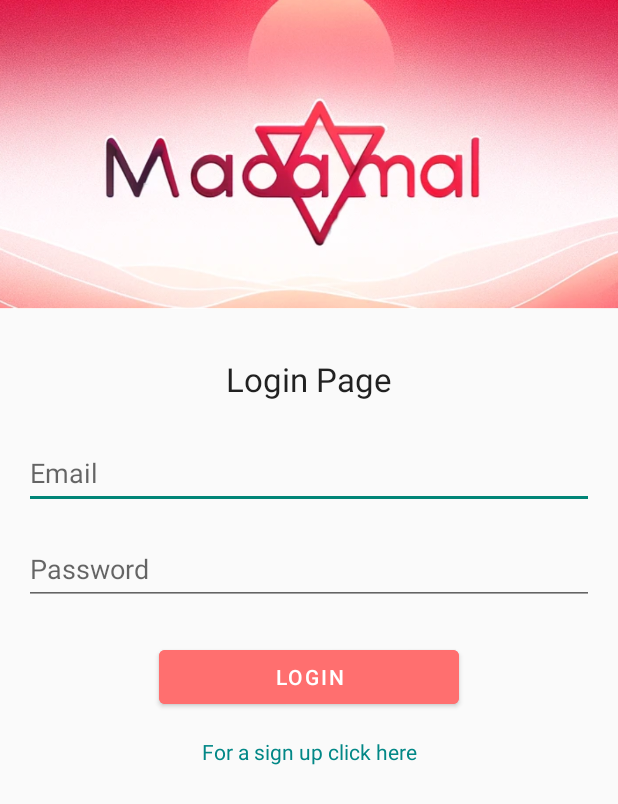
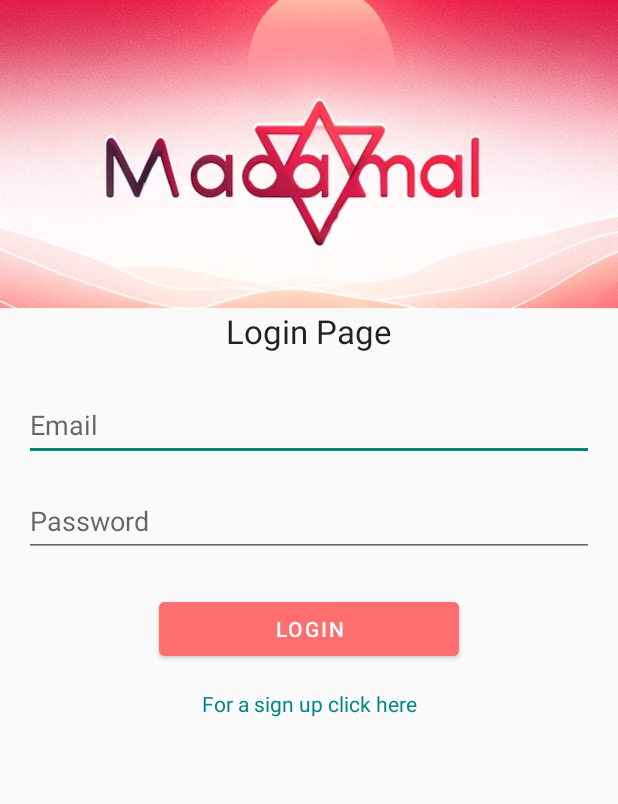
Before and after one commit to harelush/MadaMal-mobile, an Android app built with Jetpack Compose: the screen it shows after launch (LoginActivity), on a phone screen of 412 x 824 dp. Shown: the top 804 px of the screen. Run offline under Robolectric (Android 15) with nearby library versions, the phone set to English and light mode, and no system bars; libraries missing offline, so code that uses them is left out: com.wajahatkarim3.easyvalidation.

Commit message:
fix: converted activity to fragments

```diff
--- a/app/src/main/java/com/harelshaigal/madamal/LoginActivity.kt
+++ b/app/src/main/java/com/harelshaigal/madamal/LoginActivity.kt
@@ -2,8 +2,8 @@ package com.harelshaigal.madamal
 
 import android.os.Bundle
 import androidx.appcompat.app.AppCompatActivity
+import androidx.fragment.app.Fragment
 import com.harelshaigal.madamal.databinding.ActivityLoginBinding
-import com.wajahatkarim3.easyvalidation.core.view_ktx.validator
 
 class LoginActivity : AppCompatActivity() {
     private lateinit var binding: ActivityLoginBinding
@@ -13,33 +13,19 @@ class LoginActivity : AppCompatActivity() {
         binding = ActivityLoginBinding.inflate(layoutInflater)
         setContentView(binding.root)
 
-        binding.loginLoginButton.setOnClickListener {
-            validateEmailAndPassword()
+        // Initialize with the LoginFragment
+        if (savedInstanceState == null) {
+            supportFragmentManager.beginTransaction()
+                .replace(R.id.fragment_container, LoginFragment())
+                .commit()
         }
     }
 
-    private fun validateEmailAndPassword() {
-        val isEmailValid = binding.loginEmailEditText.validator()
-            .nonEmpty()
-            .validEmail()
-            .addErrorCallback {
-                binding.loginEmailEditText.error = it
-            }
-            .check()
-
-        val isPasswordValid = binding.loginPasswordEditText.validator()
-            .nonEmpty()
-            .atleastOneNumber()
-            .atleastOneSpecialCharacters()
-            .atleastOneUpperCase()
-            .addErrorCallback {
-                binding.loginPasswordEditText.error = it
-            }
-            .check()
-
-
-        if (isEmailValid && isPasswordValid) {
-            // Both fields are valid, proceed with the next steps
-        }
+    // Function to replace fragments
+    fun replaceFragment(fragment: Fragment) {
+        supportFragmentManager.beginTransaction()
+            .replace(R.id.fragment_container, fragment)
+            .addToBackStack(null) // Add transaction to the back stack for proper back navigation
+            .commit()
     }
 }
--- /dev/null
+++ b/app/src/main/java/com/harelshaigal/madamal/LoginFragment.kt
@@ -0,0 +1,68 @@
+package com.harelshaigal.madamal
+
+import android.os.Bundle
+import android.view.LayoutInflater
+import android.view.View
+import android.view.ViewGroup
+import androidx.fragment.app.Fragment
+import com.harelshaigal.madamal.databinding.FragmentLoginBinding
+import com.wajahatkarim3.easyvalidation.core.view_ktx.validator
+
+class LoginFragment : Fragment() {
+
+    private var _binding: FragmentLoginBinding? = null
+
+    // This property is only valid between onCreateView and onDestroyView.
+    private val binding get() = _binding!!
+
+    override fun onCreateView(
+        inflater: LayoutInflater,
+        container: ViewGroup?,
+        savedInstanceState: Bundle?
+    ): View {
+        _binding = FragmentLoginBinding.inflate(inflater, container, false)
+        return binding.root
+    }
+
+    override fun onViewCreated(view: View, savedInstanceState: Bundle?) {
+        super.onViewCreated(view, savedInstanceState)
+
+        binding.loginLoginButton.setOnClickListener {
+            validateEmailAndPassword()
+        }
+
+        binding.loginSignUpLink.setOnClickListener {
+            // Navigate to RegisterFragment
+            (activity as? LoginActivity)?.replaceFragment(RegisterFragment())
+        }
+    }
+
+    private fun validateEmailAndPassword() {
+        val isEmailValid = binding.loginEmailEditText.validator()
+            .nonEmpty()
+            .validEmail()
+            .addErrorCallback {
+                binding.loginEmailEditText.error = it
+            }
+            .check()
+
+        val isPasswordValid = binding.loginPasswordEditText.validator()
+            .nonEmpty()
+            .atleastOneNumber()
+            .atleastOneSpecialCharacters()
+            .atleastOneUpperCase()
+            .addErrorCallback {
+                binding.loginPasswordEditText.error = it
+            }
+            .check()
+
+        if (isEmailValid && isPasswordValid) {
+            // Proceed with login logic or next steps
+        }
+    }
+
+    override fun onDestroyView() {
+        super.onDestroyView()
+        _binding = null // Clear the binding when the view is destroyed
+    }
+}
--- a/app/src/main/res/layout/activity_login.xml
+++ b/app/src/main/res/layout/activity_login.xml
@@ -7,84 +7,22 @@
     tools:context=".LoginActivity">
 
     <ImageView
-        android:id="@+id/login_imageView"
+        android:id="@+id/login_headerImageView"
         android:layout_width="match_parent"
         android:layout_height="0dp"
         android:contentDescription="@string/header_image"
         android:scaleType="centerCrop"
-        app:layout_constraintBottom_toTopOf="@+id/login_loginTitle"
+        app:layout_constraintTop_toTopOf="parent"
+        app:layout_constraintBottom_toTopOf="@id/fragment_container"
         app:layout_constraintEnd_toEndOf="parent"
         app:layout_constraintHeight_percent="0.25"
         app:layout_constraintStart_toStartOf="parent"
-        app:layout_constraintTop_toTopOf="parent"
         app:srcCompat="@drawable/header" />
 
-    <TextView
-        android:id="@+id/login_loginTitle"
-        android:layout_width="wrap_content"
-        android:layout_height="wrap_content"
-        android:layout_marginStart="16dp"
-        android:layout_marginTop="32dp"
-        android:layout_marginEnd="16dp"
-        android:text="@string/login_page"
-        android:textAppearance="@style/TextAppearance.AppCompat.Large"
-        app:layout_constraintEnd_toEndOf="parent"
-        app:layout_constraintStart_toStartOf="parent"
-        app:layout_constraintTop_toBottomOf="@id/login_imageView" />
-
-    <EditText
-        android:id="@+id/login_emailEditText"
-        android:layout_width="0dp"
-        android:layout_height="48dp"
-        android:layout_marginStart="16dp"
-        android:layout_marginTop="24dp"
-        android:layout_marginEnd="16dp"
-        android:hint="@string/email"
-        android:inputType="textEmailAddress"
-        app:layout_constraintEnd_toEndOf="parent"
-        app:layout_constraintStart_toStartOf="parent"
-        app:layout_constraintTop_toBottomOf="@id/login_loginTitle"
-        android:autofillHints="@string/email" />
-
-    <EditText
-        android:id="@+id/login_passwordEditText"
-        android:layout_width="0dp"
-        android:layout_height="48dp"
-        android:layout_marginStart="16dp"
-        android:layout_marginTop="16dp"
-        android:layout_marginEnd="16dp"
-        android:hint="@string/password"
-        android:inputType="textPassword"
-        app:layout_constraintEnd_toEndOf="parent"
-        app:layout_constraintStart_toStartOf="parent"
-        app:layout_constraintTop_toBottomOf="@id/login_emailEditText"
-        android:autofillHints="@string/password" />
-
-    <com.google.android.material.button.MaterialButton
-        android:id="@+id/login_loginButton"
-        android:layout_width="200dp"
-        android:layout_height="wrap_content"
-        android:layout_marginStart="16dp"
-        android:layout_marginTop="24dp"
-        android:layout_marginEnd="16dp"
-        android:backgroundTint="@color/primary"
-        android:text="@string/login"
-        android:textColor="@color/white"
-        app:layout_constraintEnd_toEndOf="parent"
-        app:layout_constraintStart_toStartOf="parent"
-        app:layout_constraintTop_toBottomOf="@id/login_passwordEditText" />
-
-    <TextView
-        android:id="@+id/login_signUpLink"
-        android:layout_width="wrap_content"
-        android:layout_height="wrap_content"
-        android:layout_marginStart="16dp"
-        android:layout_marginTop="16dp"
-        android:layout_marginEnd="16dp"
-        android:text="@string/for_sign_up_click_here"
-        android:textColor="@color/teal_700"
-        app:layout_constraintEnd_toEndOf="parent"
-        app:layout_constraintStart_toStartOf="parent"
-        app:layout_constraintTop_toBottomOf="@id/login_loginButton" />
-
+    <FrameLayout
+        android:id="@+id/fragment_container"
+        android:layout_width="match_parent"
+        android:layout_height="0dp"
+        app:layout_constraintTop_toBottomOf="@id/login_headerImageView"
+        app:layout_constraintBottom_toBottomOf="parent"/>
 </androidx.constraintlayout.widget.ConstraintLayout>
--- a/app/src/main/res/values/strings.xml
+++ b/app/src/main/res/values/strings.xml
@@ -9,5 +9,7 @@
     <string name="register">Register</string>
     <string name="for_sign_up_click_here">For a sign up click here</string>
     <string name="for_sign_in_click_here">Already signed? click here to login</string>
+    <!-- TODO: Remove or change this placeholder text -->
+    <string name="hello_blank_fragment">Hello blank fragment</string>
 
 </resources>
```
Also changed, not shown: app/src/main/AndroidManifest.xml (+2 -5 lines), app/src/main/java/com/harelshaigal/madamal/RegisterActivity.kt (deleted, +0 -45 lines), app/src/main/java/com/harelshaigal/madamal/RegisterFragment.kt (added, +66 -0 lines), app/src/main/res/layout/fragment_login.xml (renamed from app/src/main/res/layout/activity_register.xml, +14 -27 lines), app/src/main/res/layout/fragment_register.xml (added, +77 -0 lines).
